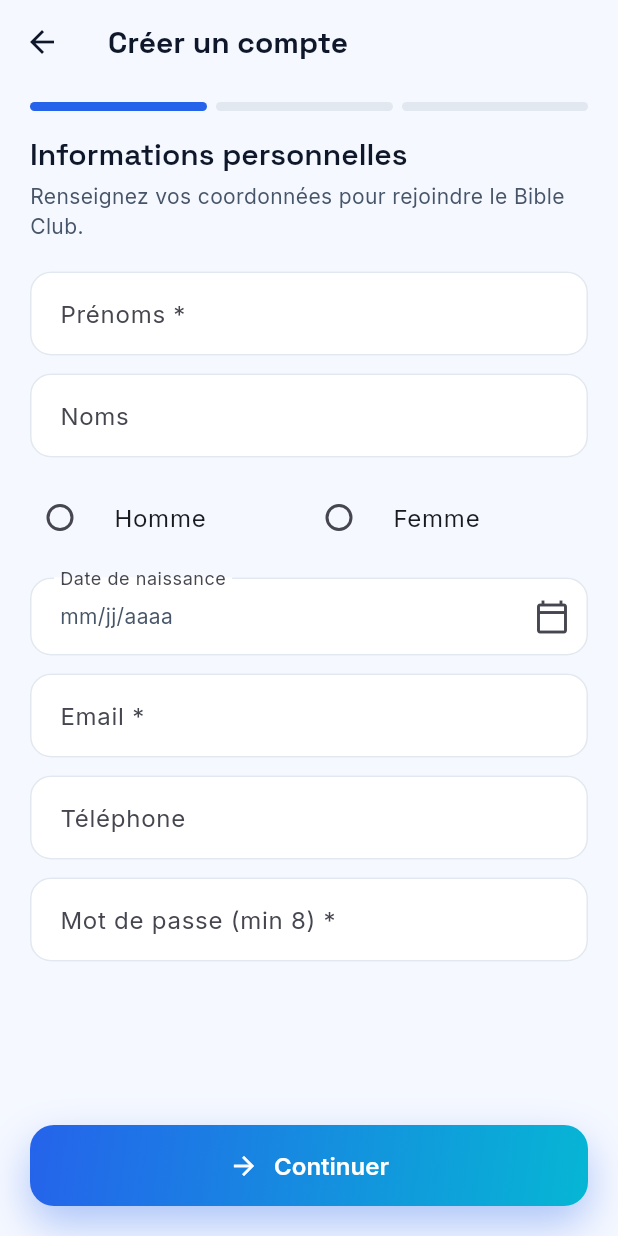
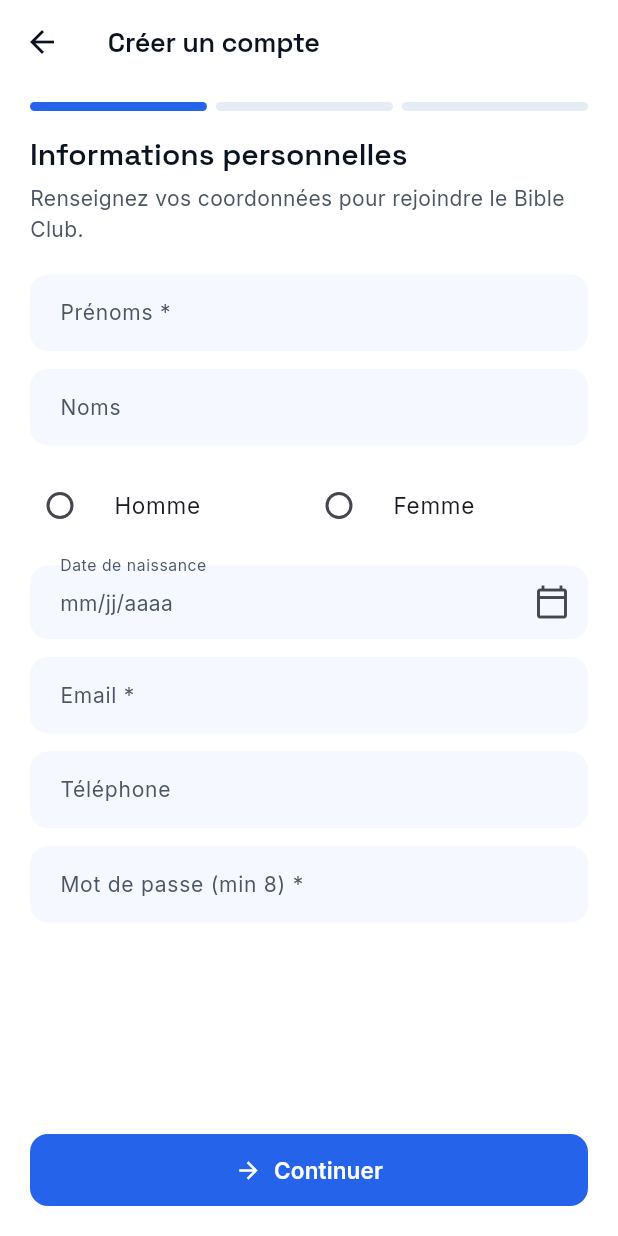
Before and after one commit to TF-Jordan/CairTech, a Flutter app: the screen it shows after launch, after a tap on "Se connecter", after a tap on "Créer un compte", on a phone screen of 412 x 824 dp. Run offline on Flutter 3.47's test engine with Material 3 defaults, Android fonts, the phone set to English and light mode, and no system bars; our stand-ins replace connectivity_plus, dio, fl_chart, flutter_riverpod, flutter_secure_storage, go_router and 4 more; network calls fail.

Commit message:
ui: refine theme — pure white bg, soft blue accents, no gradients on buttons

```diff
--- a/bbcms/frontend/lib/core/theme/app_colors.dart
+++ b/bbcms/frontend/lib/core/theme/app_colors.dart
@@ -1,44 +1,46 @@
 import 'package:flutter/material.dart';
 
-/// Light-only color palette inspired by BBCMS plans PDF.
+/// Light, refined palette: pure white background + airy blue accents.
 class AppColors {
   const AppColors._();
 
   // Brand
-  static const Color primary = Color(0xFF2563EB); // electric blue (PDF buttons)
+  static const Color primary = Color(0xFF2563EB);
   static const Color primaryHover = Color(0xFF1D4ED8);
-  static const Color primaryContainer = Color(0xFFDBEAFE);
-  static const Color accent = Color(0xFF06B6D4); // cyan glow accent
-  static const Color accentSoft = Color(0xFFCFFAFE);
+  static const Color primaryContainer = Color(0xFFE6EEFE);
+  static const Color accent = Color(0xFF60A5FA);
+  static const Color accentSoft = Color(0xFFEFF5FF);
 
   // Surfaces
-  static const Color background = Color(0xFFF5F8FF); // pale blue
+  static const Color background = Color(0xFFFFFFFF);
   static const Color surface = Color(0xFFFFFFFF);
-  static const Color surfaceAlt = Color(0xFFEEF2FB);
-  static const Color border = Color(0xFFE2E8F0);
-  static const Color divider = Color(0xFFEDF1F7);
+  static const Color surfaceAlt = Color(0xFFF5F8FF);
+  static const Color border = Color(0xFFE6ECF5);
+  static const Color divider = Color(0xFFEEF2F7);
 
   // Text
-  static const Color textPrimary = Color(0xFF0F172A);
-  static const Color textSecondary = Color(0xFF475569);
-  static const Color textMuted = Color(0xFF94A3B8);
+  static const Color textPrimary = Color(0xFF0B1220);
+  static const Color textSecondary = Color(0xFF4B5565);
+  static const Color textMuted = Color(0xFF98A2B3);
   static const Color textOnPrimary = Color(0xFFFFFFFF);
 
   // Status
-  static const Color success = Color(0xFF22C55E);
+  static const Color success = Color(0xFF12B981);
   static const Color warning = Color(0xFFF59E0B);
   static const Color danger = Color(0xFFEF4444);
   static const Color info = Color(0xFF3B82F6);
 
-  // Gradients
-  static const LinearGradient primaryGradient = LinearGradient(
-    colors: [Color(0xFF2563EB), Color(0xFF06B6D4)],
+  /// Subtle background gradient — kept for occasional decorative surfaces.
+  /// Buttons must NOT use this.
+  static const LinearGradient softGradient = LinearGradient(
+    colors: [Color(0xFFFFFFFF), Color(0xFFF1F6FF)],
     begin: Alignment.topLeft,
     end: Alignment.bottomRight,
   );
 
-  static const LinearGradient softGradient = LinearGradient(
-    colors: [Color(0xFFEFF4FF), Color(0xFFE0F2FE)],
+  /// Reserved for hero banners only (kept very subtle).
+  static const LinearGradient primaryGradient = LinearGradient(
+    colors: [Color(0xFFEFF5FF), Color(0xFFE0EBFF)],
     begin: Alignment.topLeft,
     end: Alignment.bottomRight,
   );
--- a/bbcms/frontend/lib/core/theme/app_theme.dart
+++ b/bbcms/frontend/lib/core/theme/app_theme.dart
@@ -20,42 +20,48 @@ class AppTheme {
 
     final textTheme = GoogleFonts.interTextTheme(base.textTheme).copyWith(
       displayLarge: GoogleFonts.spaceGrotesk(
-        fontSize: 48,
-        fontWeight: FontWeight.w700,
+        fontSize: 44,
+        fontWeight: FontWeight.w600,
         color: AppColors.textPrimary,
-        letterSpacing: -1,
+        letterSpacing: -1.2,
       ),
       displayMedium: GoogleFonts.spaceGrotesk(
-        fontSize: 36,
-        fontWeight: FontWeight.w700,
+        fontSize: 32,
+        fontWeight: FontWeight.w600,
         color: AppColors.textPrimary,
+        letterSpacing: -0.8,
       ),
       headlineMedium: GoogleFonts.spaceGrotesk(
         fontSize: 24,
-        fontWeight: FontWeight.w700,
+        fontWeight: FontWeight.w600,
         color: AppColors.textPrimary,
+        letterSpacing: -0.4,
       ),
       headlineSmall: GoogleFonts.spaceGrotesk(
         fontSize: 20,
         fontWeight: FontWeight.w600,
         color: AppColors.textPrimary,
       ),
-      titleLarge: GoogleFonts.spaceGrotesk(
-        fontSize: 18,
+      titleLarge: GoogleFonts.inter(
+        fontSize: 17,
         fontWeight: FontWeight.w600,
         color: AppColors.textPrimary,
+        letterSpacing: -0.2,
       ),
       bodyLarge: GoogleFonts.inter(
-        fontSize: 16,
+        fontSize: 15,
         color: AppColors.textPrimary,
+        height: 1.5,
       ),
       bodyMedium: GoogleFonts.inter(
         fontSize: 14,
         color: AppColors.textSecondary,
+        height: 1.5,
       ),
       labelLarge: GoogleFonts.inter(
         fontSize: 14,
         fontWeight: FontWeight.w600,
+        letterSpacing: 0.1,
       ),
     );
 
@@ -67,11 +73,13 @@ class AppTheme {
         backgroundColor: AppColors.background,
         foregroundColor: AppColors.textPrimary,
         elevation: 0,
+        scrolledUnderElevation: 0,
         centerTitle: false,
         titleTextStyle: GoogleFonts.spaceGrotesk(
-          fontSize: 20,
-          fontWeight: FontWeight.w700,
+          fontSize: 18,
+          fontWeight: FontWeight.w600,
           color: AppColors.textPrimary,
+          letterSpacing: -0.2,
         ),
       ),
       cardTheme: CardThemeData(
@@ -79,7 +87,7 @@ class AppTheme {
         elevation: 0,
         margin: EdgeInsets.zero,
         shape: RoundedRectangleBorder(
-          borderRadius: BorderRadius.circular(20),
+          borderRadius: BorderRadius.circular(16),
           side: const BorderSide(color: AppColors.border),
         ),
       ),
@@ -88,23 +96,25 @@ class AppTheme {
           backgroundColor: AppColors.primary,
           foregroundColor: AppColors.textOnPrimary,
           elevation: 0,
-          minimumSize: const Size.fromHeight(52),
+          shadowColor: Colors.transparent,
+          minimumSize: const Size.fromHeight(48),
           shape: RoundedRectangleBorder(
-            borderRadius: BorderRadius.circular(16),
+            borderRadius: BorderRadius.circular(12),
           ),
           textStyle: GoogleFonts.inter(
-            fontSize: 16,
+            fontSize: 15,
             fontWeight: FontWeight.w600,
+            letterSpacing: 0.1,
           ),
         ),
       ),
       outlinedButtonTheme: OutlinedButtonThemeData(
         style: OutlinedButton.styleFrom(
           foregroundColor: AppColors.primary,
-          minimumSize: const Size.fromHeight(52),
-          side: const BorderSide(color: AppColors.primary, width: 1.5),
+          minimumSize: const Size.fromHeight(48),
+          side: const BorderSide(color: AppColors.border, width: 1),
           shape: RoundedRectangleBorder(
-            borderRadius: BorderRadius.circular(16),
+            borderRadius: BorderRadius.circular(12),
           ),
         ),
       ),
@@ -113,26 +123,30 @@ class AppTheme {
       ),
       inputDecorationTheme: InputDecorationTheme(
         filled: true,
-        fillColor: AppColors.surface,
+        fillColor: AppColors.surfaceAlt,
         contentPadding: const EdgeInsets.symmetric(
           horizontal: 16,
-          vertical: 16,
+          vertical: 14,
         ),
         hintStyle: GoogleFonts.inter(color: AppColors.textMuted),
+        labelStyle: GoogleFonts.inter(
+          color: AppColors.textSecondary,
+          fontSize: 14,
+        ),
         border: OutlineInputBorder(
-          borderRadius: BorderRadius.circular(14),
-          borderSide: const BorderSide(color: AppColors.border),
+          borderRadius: BorderRadius.circular(12),
+          borderSide: BorderSide.none,
         ),
         enabledBorder: OutlineInputBorder(
-          borderRadius: BorderRadius.circular(14),
-          borderSide: const BorderSide(color: AppColors.border),
+          borderRadius: BorderRadius.circular(12),
+          borderSide: BorderSide.none,
         ),
         focusedBorder: OutlineInputBorder(
-          borderRadius: BorderRadius.circular(14),
-          borderSide: const BorderSide(color: AppColors.primary, width: 2),
+          borderRadius: BorderRadius.circular(12),
+          borderSide: const BorderSide(color: AppColors.primary, width: 1.4),
         ),
         errorBorder: OutlineInputBorder(
-          borderRadius: BorderRadius.circular(14),
+          borderRadius: BorderRadius.circular(12),
           borderSide: const BorderSide(color: AppColors.danger),
         ),
       ),
@@ -142,23 +156,25 @@ class AppTheme {
         thickness: 1,
       ),
       chipTheme: ChipThemeData(
-        backgroundColor: AppColors.primaryContainer,
+        backgroundColor: AppColors.accentSoft,
         labelStyle: GoogleFonts.inter(
           color: AppColors.primary,
           fontWeight: FontWeight.w600,
+          fontSize: 12,
         ),
         side: BorderSide.none,
+        padding: const EdgeInsets.symmetric(horizontal: 10, vertical: 4),
         shape: RoundedRectangleBorder(
           borderRadius: BorderRadius.circular(999),
         ),
       ),
       navigationBarTheme: NavigationBarThemeData(
         backgroundColor: AppColors.surface,
-        indicatorColor: AppColors.primaryContainer,
+        indicatorColor: AppColors.accentSoft,
         labelTextStyle: WidgetStatePropertyAll(
           GoogleFonts.inter(fontSize: 12, fontWeight: FontWeight.w600),
         ),
-        height: 72,
+        height: 68,
         elevation: 0,
         surfaceTintColor: Colors.transparent,
       ),
@@ -167,7 +183,7 @@ class AppTheme {
         contentTextStyle: GoogleFonts.inter(color: Colors.white),
         behavior: SnackBarBehavior.floating,
         shape: RoundedRectangleBorder(
-          borderRadius: BorderRadius.circular(12),
+          borderRadius: BorderRadius.circular(10),
         ),
       ),
     );
--- a/bbcms/frontend/lib/core/widgets/glass_card.dart
+++ b/bbcms/frontend/lib/core/widgets/glass_card.dart
@@ -2,12 +2,13 @@ import 'package:flutter/material.dart';
 
 import '../theme/app_colors.dart';
 
-/// Soft elevated card used across the app.
+/// Refined surface card — pure white, hairline border, no glow.
 class GlassCard extends StatelessWidget {
   const GlassCard({
     required this.child,
     this.padding = const EdgeInsets.all(20),
     this.gradient,
+    this.color,
     this.onTap,
     super.key,
   });
@@ -15,11 +16,12 @@ class GlassCard extends StatelessWidget {
   final Widget child;
   final EdgeInsets padding;
   final Gradient? gradient;
+  final Color? color;
   final VoidCallback? onTap;
 
   @override
   Widget build(BuildContext context) {
-    final shape = BorderRadius.circular(20);
+    final shape = BorderRadius.circular(16);
     return Material(
       color: Colors.transparent,
       child: InkWell(
@@ -28,16 +30,9 @@ class GlassCard extends StatelessWidget {
         child: Ink(
           decoration: BoxDecoration(
             gradient: gradient,
-            color: gradient == null ? AppColors.surface : null,
+            color: gradient == null ? (color ?? AppColors.surface) : null,
             borderRadius: shape,
             border: Border.all(color: AppColors.border),
-            boxShadow: const [
-              BoxShadow(
-                color: Color(0x0F2563EB),
-                blurRadius: 24,
-                offset: Offset(0, 8),
-              ),
-            ],
           ),
           padding: padding,
           child: child,
--- a/bbcms/frontend/lib/core/widgets/primary_button.dart
+++ b/bbcms/frontend/lib/core/widgets/primary_button.dart
@@ -20,35 +20,24 @@ class PrimaryButton extends StatelessWidget {
 
   @override
   Widget build(BuildContext context) {
-    final btn = DecoratedBox(
-      decoration: BoxDecoration(
-        borderRadius: BorderRadius.circular(16),
-        boxShadow: [
-          BoxShadow(
-            color: AppColors.primary.withValues(alpha: 0.35),
-            blurRadius: 24,
-            offset: const Offset(0, 12),
-          ),
-        ],
-        gradient: AppColors.primaryGradient,
-      ),
-      child: ElevatedButton(
+    final btn = ElevatedButton(
       onPressed: loading ? null : onPressed,
       style: ElevatedButton.styleFrom(
-          backgroundColor: Colors.transparent,
+        backgroundColor: AppColors.primary,
+        foregroundColor: Colors.white,
+        elevation: 0,
         shadowColor: Colors.transparent,
-          foregroundColor: Colors.white,
-          minimumSize: const Size.fromHeight(54),
+        minimumSize: const Size.fromHeight(48),
         shape: RoundedRectangleBorder(
-            borderRadius: BorderRadius.circular(16),
+          borderRadius: BorderRadius.circular(12),
         ),
       ),
       child: loading
           ? const SizedBox(
-                height: 22,
-                width: 22,
+              height: 20,
+              width: 20,
               child: CircularProgressIndicator(
-                  strokeWidth: 2.4,
+                strokeWidth: 2.2,
                 color: Colors.white,
               ),
             )
@@ -56,12 +45,18 @@ class PrimaryButton extends StatelessWidget {
               mainAxisAlignment: MainAxisAlignment.center,
               children: [
                 if (icon != null) ...[
-                    Icon(icon, size: 20),
-                    const SizedBox(width: 10),
+                  Icon(icon, size: 18),
+                  const SizedBox(width: 8),
                 ],
-                  Text(label),
+                Text(
+                  label,
+                  style: const TextStyle(
+                    fontSize: 15,
+                    fontWeight: FontWeight.w600,
+                    letterSpacing: 0.1,
+                  ),
+                ),
               ],
-              ),
             ),
     );
     return expand ? btn : IntrinsicWidth(child: btn);
--- a/bbcms/frontend/lib/features/auth/presentation/login_screen.dart
+++ b/bbcms/frontend/lib/features/auth/presentation/login_screen.dart
@@ -49,8 +49,8 @@ class _LoginScreenState extends ConsumerState<LoginScreen> {
   Widget build(BuildContext context) {
     final loading = ref.watch(authControllerProvider).isLoading;
     return Scaffold(
-      body: DecoratedBox(
-        decoration: const BoxDecoration(gradient: AppColors.softGradient),
+      body: ColoredBox(
+        color: AppColors.background,
         child: SafeArea(
           child: Center(
             child: SingleChildScrollView(
@@ -152,22 +152,16 @@ class _BrandHeader extends StatelessWidget {
     return Row(
       children: [
         Container(
-          width: 56,
-          height: 56,
+          width: 44,
+          height: 44,
           decoration: BoxDecoration(
-            gradient: AppColors.primaryGradient,
-            borderRadius: BorderRadius.circular(16),
-            boxShadow: [
-              BoxShadow(
-                color: AppColors.primary.withValues(alpha: 0.4),
-                blurRadius: 16,
-                offset: const Offset(0, 6),
-              ),
-            ],
+            color: AppColors.accentSoft,
+            borderRadius: BorderRadius.circular(12),
           ),
-          child: const Icon(Icons.menu_book, color: Colors.white, size: 28),
+          child: const Icon(Icons.menu_book_rounded,
+              color: AppColors.primary, size: 22),
         ),
-        const SizedBox(width: 14),
+        const SizedBox(width: 12),
         Column(
           crossAxisAlignment: CrossAxisAlignment.start,
           children: [
--- a/bbcms/frontend/lib/features/meetings/presentation/meeting_live_screen.dart
+++ b/bbcms/frontend/lib/features/meetings/presentation/meeting_live_screen.dart
@@ -24,7 +24,7 @@ class MeetingLiveScreen extends ConsumerWidget {
           padding: const EdgeInsets.all(20),
           children: [
             GlassCard(
-              gradient: AppColors.primaryGradient,
+              color: AppColors.surfaceAlt,
               padding: const EdgeInsets.all(24),
               child: Column(
                 crossAxisAlignment: CrossAxisAlignment.start,
@@ -32,7 +32,7 @@ class MeetingLiveScreen extends ConsumerWidget {
                   Text(
                     m.title,
                     style: const TextStyle(
-                      color: Colors.white,
+                      color: AppColors.textPrimary,
                       fontSize: 22,
                       fontWeight: FontWeight.w800,
                     ),
@@ -40,7 +40,7 @@ class MeetingLiveScreen extends ConsumerWidget {
                   const SizedBox(height: 4),
                   Text(
                     '${m.type.label} • ${m.status.label}',
-                    style: const TextStyle(color: Colors.white70),
+                    style: const TextStyle(color: AppColors.textSecondary),
                   ),
                 ],
               ),
--- a/bbcms/frontend/lib/features/meetings/presentation/meetings_screen.dart
+++ b/bbcms/frontend/lib/features/meetings/presentation/meetings_screen.dart
@@ -28,20 +28,20 @@ class MeetingsScreen extends ConsumerWidget {
         padding: const EdgeInsets.all(20),
         children: [
           GlassCard(
-            gradient: AppColors.primaryGradient,
+            color: AppColors.surfaceAlt,
             padding: const EdgeInsets.all(24),
             child: Column(
               crossAxisAlignment: CrossAxisAlignment.start,
               children: const [
                 Text(
                   'Cycle de réunions',
-                  style: TextStyle(color: Colors.white70, fontSize: 12),
+                  style: TextStyle(color: AppColors.textSecondary, fontSize: 12),
                 ),
                 SizedBox(height: 6),
                 Text(
                   'Planifier · Démarrer · Présence · Enregistrer',
                   style: TextStyle(
-                    color: Colors.white,
+                    color: AppColors.textPrimary,
                     fontSize: 18,
                     fontWeight: FontWeight.w700,
                   ),
--- a/bbcms/frontend/lib/features/reset/presentation/reset_screen.dart
+++ b/bbcms/frontend/lib/features/reset/presentation/reset_screen.dart
@@ -49,18 +49,18 @@ class _ResetScreenState extends ConsumerState<ResetScreen> {
         padding: const EdgeInsets.all(20),
         children: [
           GlassCard(
-            gradient: AppColors.primaryGradient,
+            color: AppColors.surfaceAlt,
             padding: const EdgeInsets.all(20),
             child: Column(
               crossAxisAlignment: CrossAxisAlignment.start,
               children: const [
                 Text('Workflow annuel',
-                    style: TextStyle(color: Colors.white70, fontSize: 12)),
+                    style: TextStyle(color: AppColors.textSecondary, fontSize: 12)),
                 SizedBox(height: 4),
                 Text(
                   'Snapshot · Archive PDF · Transferts L1→L7',
                   style: TextStyle(
-                    color: Colors.white,
+                    color: AppColors.textPrimary,
                     fontSize: 18,
                     fontWeight: FontWeight.w800,
                   ),
--- a/bbcms/frontend/lib/features/sync/presentation/sync_screen.dart
+++ b/bbcms/frontend/lib/features/sync/presentation/sync_screen.dart
@@ -30,18 +30,18 @@ class _SyncScreenState extends ConsumerState<SyncScreen> {
           padding: const EdgeInsets.all(20),
           children: [
             GlassCard(
-              gradient: AppColors.primaryGradient,
+              color: AppColors.surfaceAlt,
               padding: const EdgeInsets.all(20),
               child: Column(
                 crossAxisAlignment: CrossAxisAlignment.start,
                 children: [
                   const Text('Device',
-                      style: TextStyle(color: Colors.white70)),
+                      style: TextStyle(color: AppColors.textSecondary)),
                   const SizedBox(height: 4),
                   Text(
                     engine.deviceId,
                     style: const TextStyle(
-                      color: Colors.white,
+                      color: AppColors.textPrimary,
                       fontWeight: FontWeight.w700,
                     ),
                   ),
```
Also changed, not shown: bbcms/frontend/lib/features/bible_club/presentation/bible_club_detail_screen.dart (+5 -5 lines), bbcms/frontend/lib/features/bible_club/presentation/bible_club_list_screen.dart (+7 -6 lines), bbcms/frontend/lib/features/events/presentation/event_detail_screen.dart (+4 -4 lines), bbcms/frontend/lib/features/home/presentation/home_shell.dart (+19 -11 lines), bbcms/frontend/lib/features/home/presentation/info_page.dart (+12 -16 lines), bbcms/frontend/lib/features/members/presentation/member_detail_screen.dart (+5 -5 lines), bbcms/frontend/lib/features/profile/presentation/profile_screen.dart (+10 -13 lines), bbcms/frontend/lib/features/publications/presentation/publications_screen.dart (+12 -22 lines). Lines whose indentation alone changed are shown as unchanged.
